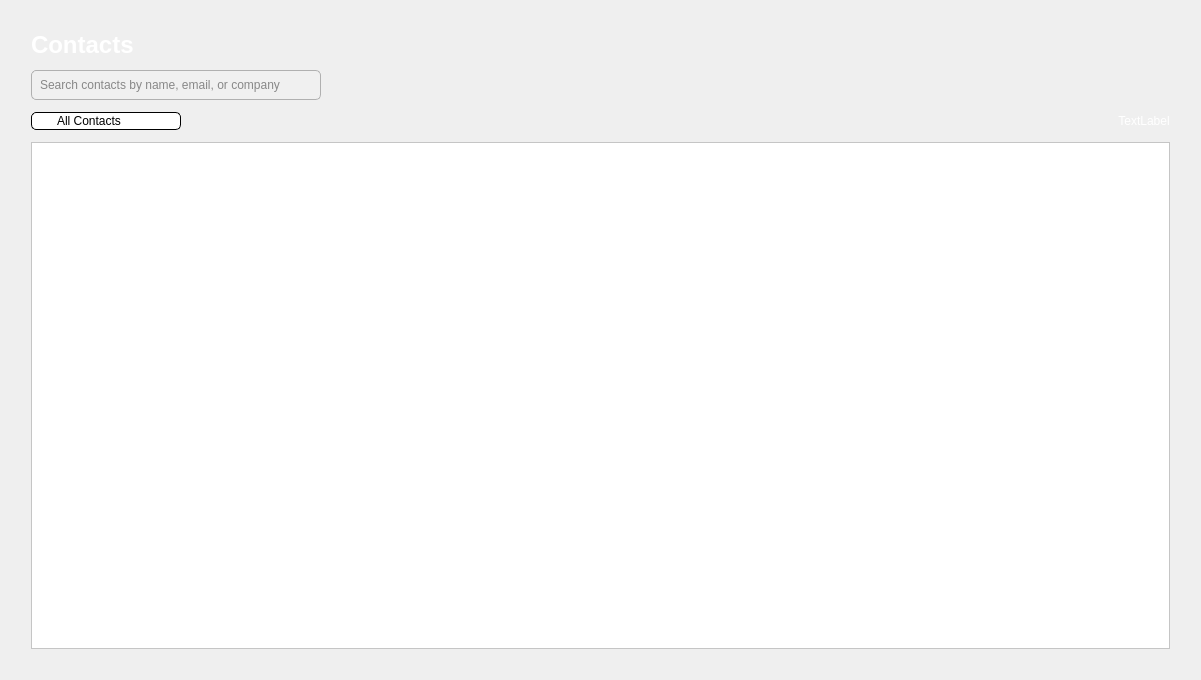
The window that CRM/views/ui/contacts_landing.ui (ImGaby123/SalesOptimizer-CRM) describes before a commit, drawn with Qt 5.
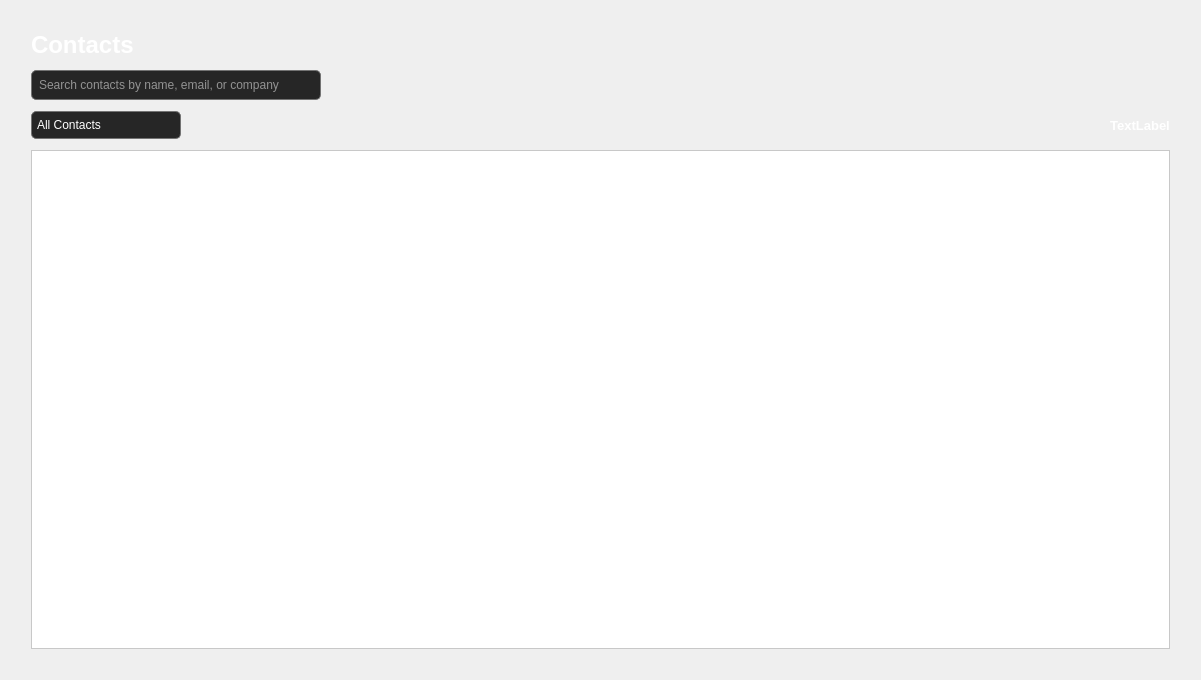
The same window after the commit. Icons and pictures are not drawn.

Commit message: ALL UI MADE DARK MODE

Patch:
```diff
--- a/CRM/views/ui/contacts_landing.ui
+++ b/CRM/views/ui/contacts_landing.ui
@@ -39,8 +39,31 @@
        </property>
        <property name="styleSheet">
         <string notr="true">QTableWidget {
-	background-color: rgb(255, 255, 255);
-	alternate-background-color: rgb(235, 235, 235);
+    background-color: rgb(255, 255, 255);
+    alternate-background-color: rgb(235, 235, 235);
+    gridline-color: rgb(200, 200, 200);
+    color: black;
+    font: 10pt &quot;Segoe UI&quot;;
+    selection-background-color: rgb(100, 149, 237);  /* Light blue selection */
+    selection-color: white;
+    border: 1px solid rgb(200, 200, 200);
+}
+
+QTableWidget::item {
+    padding: 5px;
+}
+
+QHeaderView::section {
+    background-color: rgb(240, 240, 240);
+    color: black;
+    padding: 6px;
+    border: 1px solid rgb(200, 200, 200);
+    font-weight: bold;
+}
+
+QTableCornerButton::section {
+    background-color: rgb(240, 240, 240);
+    border: 1px solid rgb(200, 200, 200);
 }
 </string>
        </property>
@@ -85,27 +108,30 @@
          </property>
          <property name="styleSheet">
           <string notr="true">QComboBox {
-    border: 1px solid #000;
+    background-color: #262626;
+    border: 1px solid #737373;
+    color: white;
     border-radius: 5px;
-    padding-left: 10px; /* Space for text, since arrow is on the left */
-    padding-right: 10px; /* Adjust right padding */
-    background-color: white;
+    padding: 5px;
+    font: 10pt &quot;Segoe UI&quot;;
 }
 
-/* Drop-down button */
 QComboBox::drop-down {
     border: none;
-    width: 10px;  /* Adjust dropdown size */
-    subcontrol-position: left center;  /* Ensures arrow is on the left */
-    padding-left: 5px;
+}
+
+QComboBox QAbstractItemView {
+    background-color: #262626;
+    color: white;
+    border-radius: 5px;
 }
 
 /* Down Arrow (Icon) */
 QComboBox::down-arrow {
-    image: url(:/Resources/dropdown.svg);
-    width: 16px;
-    height: 16px;
-    margin-left: 5px; /* Space from the left */
+    image: url(:/Resources/dropdown_white.svg);
+    width: 30px;
+    height: 30px;
+    margin-right: 15px; /* Space from the left */
 }
 </string>
          </property>
@@ -153,6 +179,12 @@
          <property name="enabled">
           <bool>true</bool>
          </property>
+         <property name="font">
+          <font>
+           <pointsize>10</pointsize>
+           <bold>true</bold>
+          </font>
+         </property>
          <property name="styleSheet">
           <string notr="true">color: white</string>
          </property>
@@ -190,12 +222,12 @@
          </property>
          <property name="styleSheet">
           <string notr="true">QLineEdit {
-    background-color: #f0f0f0;  /* Light gray background */
-    border-radius: 5px;
-    border: 1px solid #b0b0b0;  /* Subtle border */
-    color: #202020;  /* Dark text for contrast */
-    padding: 6px;
-    selection-background-color: #3498db;  /* Highlight color */
+    background-color: #262626;
+    border: 1px solid #737373;
+    color: white;
+	border-radius: 5px;
+	padding: 5px;
+	font: 10pt &quot;Segoe UI&quot;;
 }
 
 /* Placeholder Text */
```
The commit also changes 25 other files.
